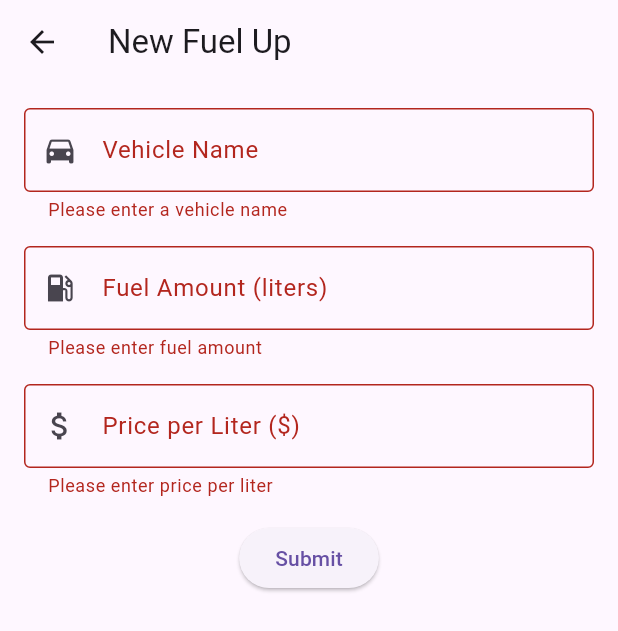
After one commit to Modipy/FuelMileageTracker, a Flutter app: the NewFuelUpPage screen opened directly, after a tap on "Submit", on a phone screen of 412 x 824 dp. The commit adds this screen. Shown: the top 631 px of the screen. Run offline on Flutter 3.47's test engine with Material 3 defaults, Android fonts, the phone set to English and light mode, and no system bars.

Commit message:
added a new fuel up page
after a somewhat lengthy hiatus I am back and adding new stuff

```diff
--- a/mileage_tracker/lib/home_page.dart
+++ b/mileage_tracker/lib/home_page.dart
@@ -1,6 +1,7 @@
 import 'package:flutter/material.dart';
 import 'package:mileage_tracker/drawer_item.dart';
 import 'package:mileage_tracker/mileage_model.dart';
+import 'package:mileage_tracker/new_fuel_up_page.dart';
 import 'package:mileage_tracker/vehicle.dart';
 
 class HomePage extends StatefulWidget {
@@ -48,7 +49,7 @@ class _HomePageState extends State<HomePage> {
               onPressed: _addFuelMileage,
               icon: (_addButtonIsAvailable(_drawerItems[_drawerSelectedIndex]))
                   ? const Icon(Icons.add)
-                  : Container(),
+                  : Container(), // change this so that no button is actually there
             )
           ],
           backgroundColor: Theme.of(context).colorScheme.inversePrimary,
@@ -56,9 +57,8 @@ class _HomePageState extends State<HomePage> {
           centerTitle: true,
         ),
         body: homePageBody(
-            context,
-            widget.mileageModel
-                .getBasicVehicleInfoAsString()), //Center(child: _drawerItems[_selectedIndex].getNameAsText()),
+            context, widget.mileageModel.getBasicVehicleInfoAsString()),
+        //Center(child: _drawerItems[_selectedIndex].getNameAsText()),
         // might have to make a function that returns a widget based on the _drawerSelectedIndex
         drawer: Drawer(
           child: ListView(
@@ -131,12 +131,19 @@ class _HomePageState extends State<HomePage> {
                   );
                 },
               ),
-              // TextButton(
-              //     onPressed: _addNewFuelUp,
-              //     child: const Text("Add New Fuel Up"))
             ],
           ),
-        )
+        ),
+        ElevatedButton(
+            onPressed: () {
+              print("We got here");
+              Navigator.push(
+                context,
+                MaterialPageRoute(builder: (context) => NewFuelUpPage()),
+              );
+              print("Here after the navigate");
+            },
+            child: const Text("Add New Fuel Up"))
       ],
     );
   }
--- a/mileage_tracker/lib/mileage_model.dart
+++ b/mileage_tracker/lib/mileage_model.dart
@@ -4,9 +4,9 @@ import 'package:mileage_tracker/vehicle.dart';
 class MileageModel extends ChangeNotifier {
   List<Vehicle> vehicleList = [
     Vehicle(1997, 'Chevrolet', 'K2500', 'Truck', 236000),
-    Vehicle(1999, 'GMC', 'Sierra', 'Truck', 168000),
+    Vehicle(1999, 'GMC', 'Sierra 1500', 'Truck', 168000),
     Vehicle(1983, 'BMW', '633 CSI', 'Car', 212000),
-    Vehicle(2015, 'GMC', 'Sierra', 'Truck', 148000)
+    Vehicle(2015, 'GMC', 'Sierra 2500', 'Truck', 148000)
   ];
 
   Vehicle selectedVehicle = Vehicle();
--- /dev/null
+++ b/mileage_tracker/lib/new_fuel_up_page.dart
@@ -0,0 +1,119 @@
+import 'package:flutter/material.dart';
+
+class NewFuelUpPage extends StatefulWidget {
+  const NewFuelUpPage({super.key});
+
+  @override
+  State<NewFuelUpPage> createState() => _NewFuelUpPageState();
+}
+
+class _NewFuelUpPageState extends State<NewFuelUpPage> {
+  final _formKey = GlobalKey<FormState>();
+
+  final TextEditingController _nameController = TextEditingController();
+  final TextEditingController _fuelAmountController = TextEditingController();
+  final TextEditingController _priceController = TextEditingController();
+
+  @override
+  Widget build(BuildContext context) {
+    return Scaffold(
+      appBar: AppBar(title: const Text("New Fuel Up")),
+      body: Padding(
+        padding: const EdgeInsets.all(16.0),
+        child: Form(
+          key: _formKey,
+          child: Column(
+            children: [
+              // Name Field
+              TextFormField(
+                controller: _nameController,
+                decoration: const InputDecoration(
+                  labelText: 'Vehicle Name',
+                  border: OutlineInputBorder(),
+                  prefixIcon: Icon(Icons.directions_car),
+                ),
+                validator: (value) {
+                  if (value == null || value.isEmpty) {
+                    return 'Please enter a vehicle name';
+                  }
+                  return null;
+                },
+              ),
+              const SizedBox(height: 16),
+
+              // Fuel Amount Field
+              TextFormField(
+                controller: _fuelAmountController,
+                decoration: const InputDecoration(
+                  labelText: 'Fuel Amount (liters)',
+                  border: OutlineInputBorder(),
+                  prefixIcon: Icon(Icons.local_gas_station),
+                ),
+                keyboardType: TextInputType.number,
+                validator: (value) {
+                  if (value == null || value.isEmpty) {
+                    return 'Please enter fuel amount';
+                  }
+                  final num? fuel = num.tryParse(value);
+                  if (fuel == null || fuel <= 0) {
+                    return 'Enter a valid positive number';
+                  }
+                  return null;
+                },
+              ),
+              const SizedBox(height: 16),
+
+              // Price Field
+              TextFormField(
+                controller: _priceController,
+                decoration: const InputDecoration(
+                  labelText: 'Price per Liter (\$)',
+                  border: OutlineInputBorder(),
+                  prefixIcon: Icon(Icons.attach_money),
+                ),
+                keyboardType: TextInputType.number,
+                validator: (value) {
+                  if (value == null || value.isEmpty) {
+                    return 'Please enter price per liter';
+                  }
+                  final num? price = num.tryParse(value);
+                  if (price == null || price <= 0) {
+                    return 'Enter a valid price';
+                  }
+                  return null;
+                },
+              ),
+              const SizedBox(height: 16),
+
+              // Submit Button
+              ElevatedButton(
+                onPressed: () {
+                  if (_formKey.currentState!.validate()) {
+                    // All fields are valid
+                    ScaffoldMessenger.of(context).showSnackBar(
+                      const SnackBar(content: Text('Processing Fuel Entry...')),
+                    );
+
+                    // Do something with the values
+                    print("Vehicle: ${_nameController.text}");
+                    print("Fuel Amount: ${_fuelAmountController.text}");
+                    print("Price: ${_priceController.text}");
+                  }
+                },
+                child: const Text('Submit'),
+              ),
+            ],
+          ),
+        ),
+      ),
+    );
+  }
+
+  @override
+  void dispose() {
+    _nameController.dispose();
+    _fuelAmountController.dispose();
+    _priceController.dispose();
+    super.dispose();
+  }
+}
```
